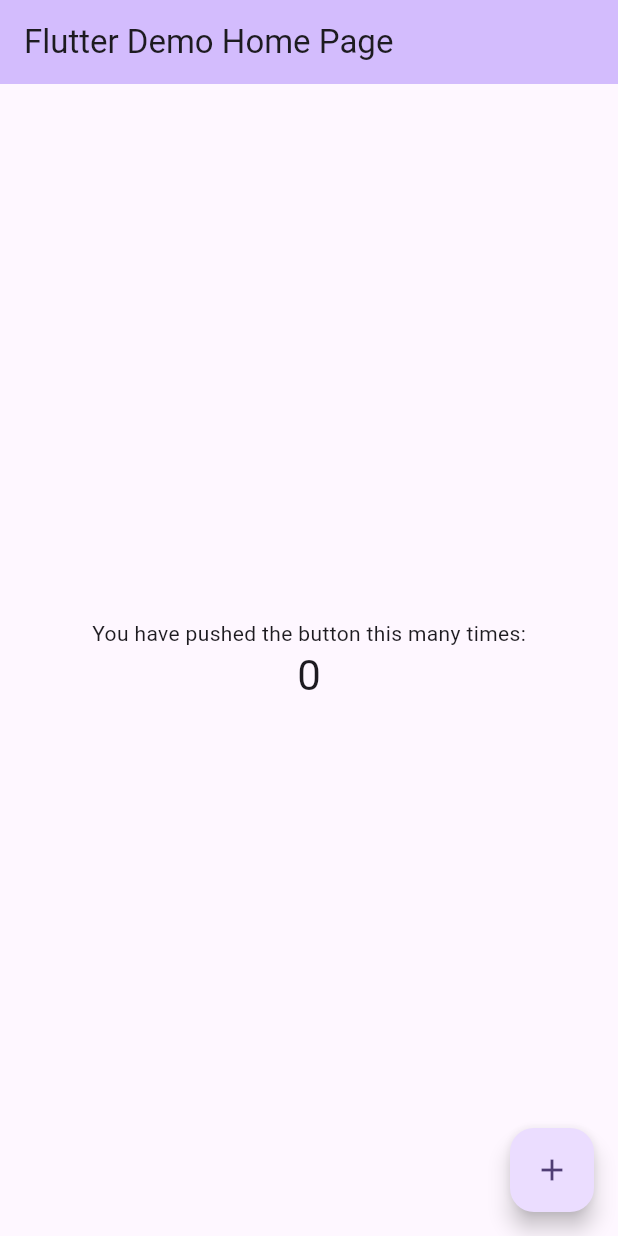
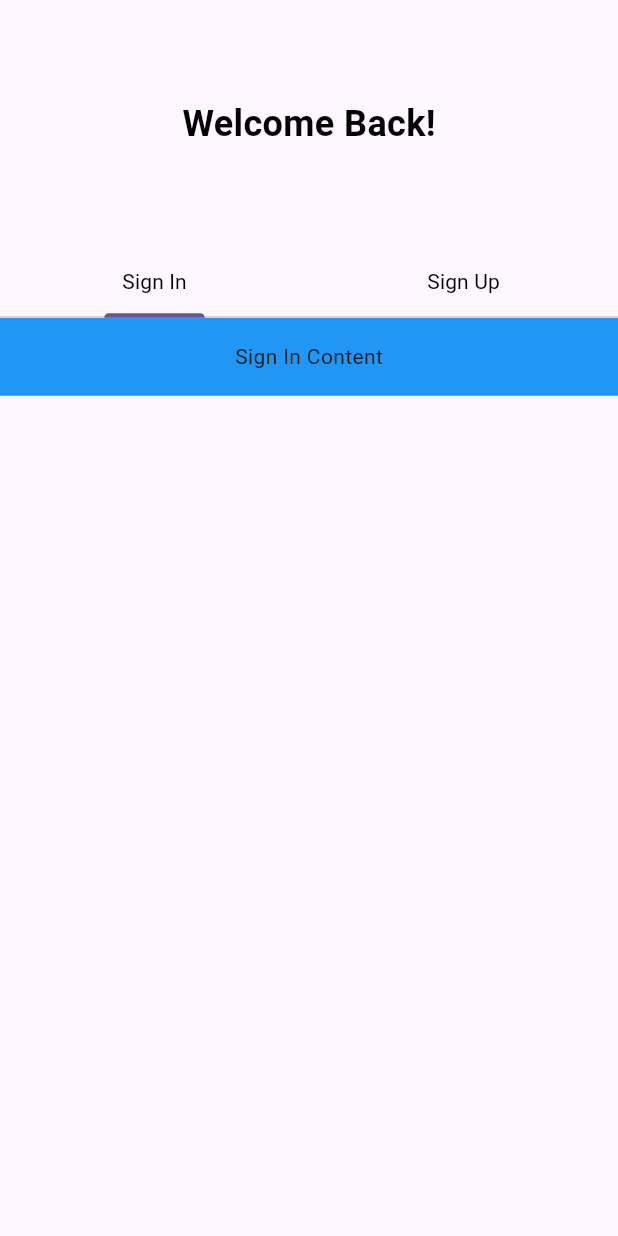
Before and after one commit to Victor-chiemerie/green_tech_test, a Flutter app: the screen it shows after launch, on a phone screen of 412 x 824 dp. Run offline on Flutter 3.47's test engine with Material 3 defaults, Android fonts, the phone set to English and light mode, and no system bars.

Commit message:
setup data structures

```diff
--- /dev/null
+++ b/lib/Presentation/Themes/textThemes.dart
@@ -0,0 +1,17 @@
+import 'package:flutter/material.dart';
+
+class TextThemes {
+  // Topic style
+  static TextStyle headline1 = TextStyle(
+    fontSize: 18,
+    fontWeight: FontWeight.w500,
+    color: Colors.black,
+  );
+
+  // Text style
+  static TextStyle text = TextStyle(
+    fontSize: 14,
+    fontWeight: FontWeight.w400,
+    color: Colors.black,
+  );
+}
--- /dev/null
+++ b/lib/Presentation/auth_screen.dart
@@ -0,0 +1,87 @@
+import 'package:flutter/material.dart';
+
+import 'Themes/textThemes.dart';
+
+class AuthScreen extends StatefulWidget {
+  const AuthScreen({super.key});
+
+  @override
+  State<AuthScreen> createState() => _AuthScreenState();
+}
+
+class _AuthScreenState extends State<AuthScreen> with TickerProviderStateMixin {
+  late TabController tabController;
+
+  @override
+  void initState() {
+    super.initState();
+    tabController = TabController(length: 2, vsync: this);
+  }
+
+  @override
+  Widget build(BuildContext context) {
+    return Scaffold(
+      body: SafeArea(
+        child: LayoutBuilder(
+          builder: (context, constraints) {
+            final height = constraints.maxHeight;
+            final width = constraints.maxWidth;
+            return SizedBox(
+              height: height,
+              child: Column(
+                children: [
+                  Padding(
+                    padding: EdgeInsets.symmetric(vertical: height * 0.08),
+                    child: Text(
+                      'Welcome Back!',
+                      style: TextThemes.headline1.copyWith(
+                        fontWeight: FontWeight.bold,
+                        fontSize: 24,
+                      ),
+                    ),
+                  ),
+                  TabBar(
+                    controller: tabController,
+                    tabs: [
+                      Padding(
+                        padding: const EdgeInsets.all(12),
+                        child: Text('Sign In', style: TextThemes.text),
+                      ),
+                      Padding(
+                        padding: const EdgeInsets.all(12),
+                        child: Text('Sign Up', style: TextThemes.text),
+                      ),
+                    ],
+                  ),
+                  Expanded(
+                    child: TabBarView(
+                      controller: tabController,
+                      children: [
+                        // Sign In Tab
+                        SingleChildScrollView(
+                          child: Container(
+                            color: Colors.blue,
+                            padding: EdgeInsets.all(16),
+                            child: Center(child: Text('Sign In Content')),
+                          ),
+                        ),
+                        // Sign Up Tab
+                        SingleChildScrollView(
+                          child: Container(
+                            color: Colors.green,
+                            padding: EdgeInsets.all(16),
+                            child: Center(child: Text('Sign Up Content')),
+                          ),
+                        ),
+                      ],
+                    ),
+                  ),
+                ],
+              ),
+            );
+          },
+        ),
+      ),
+    );
+  }
+}
--- a/lib/main.dart
+++ b/lib/main.dart
@@ -1,4 +1,5 @@
 import 'package:flutter/material.dart';
+import 'package:green_tech_test/Presentation/auth_screen.dart';
 
 void main() {
   runApp(const MyApp());
@@ -7,116 +8,15 @@ void main() {
 class MyApp extends StatelessWidget {
   const MyApp({super.key});
 
-  // This widget is the root of your application.
   @override
   Widget build(BuildContext context) {
     return MaterialApp(
-      title: 'Flutter Demo',
+      debugShowCheckedModeBanner: false,
+      title: 'Green Tech Test',
       theme: ThemeData(
-        // This is the theme of your application.
-        //
-        // TRY THIS: Try running your application with "flutter run". You'll see
-        // the application has a purple toolbar. Then, without quitting the app,
-        // try changing the seedColor in the colorScheme below to Colors.green
-        // and then invoke "hot reload" (save your changes or press the "hot
-        // reload" button in a Flutter-supported IDE, or press "r" if you used
-        // the command line to start the app).
-        //
-        // Notice that the counter didn't reset back to zero; the application
-        // state is not lost during the reload. To reset the state, use hot
-        // restart instead.
-        //
-        // This works for code too, not just values: Most code changes can be
-        // tested with just a hot reload.
         colorScheme: ColorScheme.fromSeed(seedColor: Colors.deepPurple),
       ),
-      home: const MyHomePage(title: 'Flutter Demo Home Page'),
+      home: const AuthScreen(),
     );
   }
 }
-
-class MyHomePage extends StatefulWidget {
-  const MyHomePage({super.key, required this.title});
-
-  // This widget is the home page of your application. It is stateful, meaning
-  // that it has a State object (defined below) that contains fields that affect
-  // how it looks.
-
-  // This class is the configuration for the state. It holds the values (in this
-  // case the title) provided by the parent (in this case the App widget) and
-  // used by the build method of the State. Fields in a Widget subclass are
-  // always marked "final".
-
-  final String title;
-
-  @override
-  State<MyHomePage> createState() => _MyHomePageState();
-}
-
-class _MyHomePageState extends State<MyHomePage> {
-  int _counter = 0;
-
-  void _incrementCounter() {
-    setState(() {
-      // This call to setState tells the Flutter framework that something has
-      // changed in this State, which causes it to rerun the build method below
-      // so that the display can reflect the updated values. If we changed
-      // _counter without calling setState(), then the build method would not be
-      // called again, and so nothing would appear to happen.
-      _counter++;
-    });
-  }
-
-  @override
-  Widget build(BuildContext context) {
-    // This method is rerun every time setState is called, for instance as done
-    // by the _incrementCounter method above.
-    //
-    // The Flutter framework has been optimized to make rerunning build methods
-    // fast, so that you can just rebuild anything that needs updating rather
-    // than having to individually change instances of widgets.
-    return Scaffold(
-      appBar: AppBar(
-        // TRY THIS: Try changing the color here to a specific color (to
-        // Colors.amber, perhaps?) and trigger a hot reload to see the AppBar
-        // change color while the other colors stay the same.
-        backgroundColor: Theme.of(context).colorScheme.inversePrimary,
-        // Here we take the value from the MyHomePage object that was created by
-        // the App.build method, and use it to set our appbar title.
-        title: Text(widget.title),
-      ),
-      body: Center(
-        // Center is a layout widget. It takes a single child and positions it
-        // in the middle of the parent.
-        child: Column(
-          // Column is also a layout widget. It takes a list of children and
-          // arranges them vertically. By default, it sizes itself to fit its
-          // children horizontally, and tries to be as tall as its parent.
-          //
-          // Column has various properties to control how it sizes itself and
-          // how it positions its children. Here we use mainAxisAlignment to
-          // center the children vertically; the main axis here is the vertical
-          // axis because Columns are vertical (the cross axis would be
-          // horizontal).
-          //
-          // TRY THIS: Invoke "debug painting" (choose the "Toggle Debug Paint"
-          // action in the IDE, or press "p" in the console), to see the
-          // wireframe for each widget.
-          mainAxisAlignment: MainAxisAlignment.center,
-          children: <Widget>[
-            const Text('You have pushed the button this many times:'),
-            Text(
-              '$_counter',
-              style: Theme.of(context).textTheme.headlineMedium,
-            ),
-          ],
-        ),
-      ),
-      floatingActionButton: FloatingActionButton(
-        onPressed: _incrementCounter,
-        tooltip: 'Increment',
-        child: const Icon(Icons.add),
-      ), // This trailing comma makes auto-formatting nicer for build methods.
-    );
-  }
-}
```
Also changed, not shown: lib/Model/picture.dart (added, +18 -0 lines), lib/Model/pictures.dart (added, +100 -0 lines), lib/Model/user.dart (added, +12 -0 lines), lib/Presentation/signin_screen.dart (added), lib/Presentation/signup_screen.dart (added).
